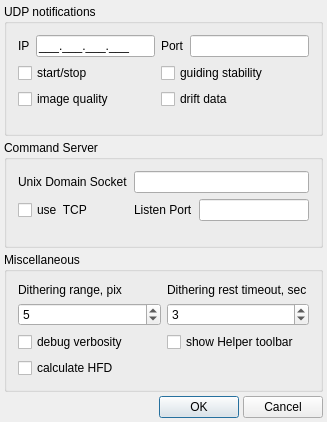
The window that lin_guider/ui/settings.ui (ploki/lin_guider) describes before a commit, drawn with Qt 5.
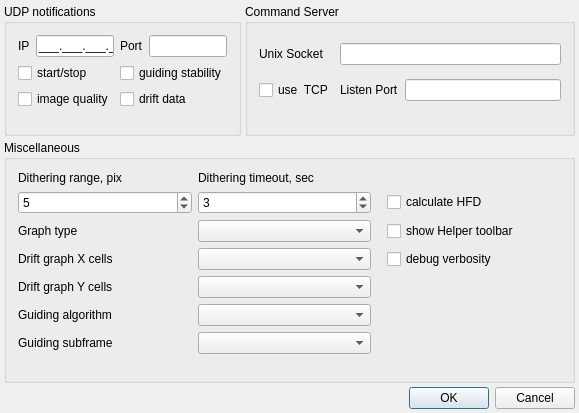
The same window after the commit.

Commit message: lin_guider-4.0.0 import

```diff
--- a/lin_guider/ui/settings.ui
+++ b/lin_guider/ui/settings.ui
@@ -6,8 +6,8 @@
    <rect>
     <x>0</x>
     <y>0</y>
-    <width>327</width>
-    <height>411</height>
+    <width>579</width>
+    <height>413</height>
    </rect>
   </property>
   <property name="minimumSize">
@@ -32,7 +32,38 @@
    <property name="spacing">
     <number>4</number>
    </property>
-   <item row="0" column="0" colspan="3">
+   <item row="3" column="0" colspan="3">
+    <layout class="QHBoxLayout" name="horizontalLayout_2">
+     <item>
+      <spacer name="horizontalSpacer">
+       <property name="orientation">
+        <enum>Qt::Horizontal</enum>
+       </property>
+       <property name="sizeHint" stdset="0">
+        <size>
+         <width>221</width>
+         <height>20</height>
+        </size>
+       </property>
+      </spacer>
+     </item>
+     <item>
+      <widget class="QPushButton" name="pushButton_OK">
+       <property name="text">
+        <string>OK</string>
+       </property>
+      </widget>
+     </item>
+     <item>
+      <widget class="QPushButton" name="pushButton_Cancel">
+       <property name="text">
+        <string>Cancel</string>
+       </property>
+      </widget>
+     </item>
+    </layout>
+   </item>
+   <item row="0" column="0" colspan="2">
     <widget class="QGroupBox" name="groupBox_UDPNotifications">
      <property name="title">
       <string>UDP notifications</string>
@@ -79,20 +110,6 @@
         </property>
        </widget>
       </item>
-      <item row="0" column="1">
-       <widget class="QLineEdit" name="lineEdit_IP">
-        <property name="inputMask">
-         <string>000.000.000.000;_</string>
-        </property>
-       </widget>
-      </item>
-      <item row="0" column="2">
-       <widget class="QLabel" name="l_2">
-        <property name="text">
-         <string>Port</string>
-        </property>
-       </widget>
-      </item>
       <item row="2" column="0" colspan="2">
        <widget class="QCheckBox" name="checkBox_StartStop">
         <property name="text">
@@ -100,7 +117,21 @@
         </property>
        </widget>
       </item>
-      <item row="5" column="0" colspan="4">
+      <item row="0" column="2">
+       <widget class="QLabel" name="l_2">
+        <property name="text">
+         <string>Port</string>
+        </property>
+       </widget>
+      </item>
+      <item row="0" column="1">
+       <widget class="QLineEdit" name="lineEdit_IP">
+        <property name="inputMask">
+         <string>000.000.000.000;_</string>
+        </property>
+       </widget>
+      </item>
+      <item row="5" column="0" colspan="3">
        <spacer name="verticalSpacer">
         <property name="orientation">
          <enum>Qt::Vertical</enum>
@@ -119,19 +150,116 @@
      </layout>
     </widget>
    </item>
+   <item row="0" column="2">
+    <widget class="QGroupBox" name="groupBox_Server">
+     <property name="sizePolicy">
+      <sizepolicy hsizetype="MinimumExpanding" vsizetype="Preferred">
+       <horstretch>0</horstretch>
+       <verstretch>0</verstretch>
+      </sizepolicy>
+     </property>
+     <property name="title">
+      <string>Command Server</string>
+     </property>
+     <property name="checkable">
+      <bool>false</bool>
+     </property>
+     <property name="checked">
+      <bool>false</bool>
+     </property>
+     <layout class="QGridLayout" name="gridLayout_5">
+      <item row="0" column="3" colspan="2">
+       <widget class="QLineEdit" name="lineEdit_lsocket">
+        <property name="inputMask">
+         <string/>
+        </property>
+        <property name="maxLength">
+         <number>255</number>
+        </property>
+       </widget>
+      </item>
+      <item row="4" column="0">
+       <widget class="QCheckBox" name="checkBox_useTCP">
+        <property name="text">
+         <string>use  TCP</string>
+        </property>
+       </widget>
+      </item>
+      <item row="0" column="0">
+       <widget class="QLabel" name="l_lsocket">
+        <property name="text">
+         <string>Unix Socket</string>
+        </property>
+       </widget>
+      </item>
+      <item row="4" column="3">
+       <widget class="QLabel" name="l_lport">
+        <property name="text">
+         <string>Listen Port</string>
+        </property>
+       </widget>
+      </item>
+      <item row="4" column="4">
+       <widget class="QLineEdit" name="lineEdit_TCPPort">
+        <property name="inputMask">
+         <string>00000; </string>
+        </property>
+       </widget>
+      </item>
+      <item row="12" column="0">
+       <spacer name="verticalSpacer_2">
+        <property name="orientation">
+         <enum>Qt::Vertical</enum>
+        </property>
+        <property name="sizeType">
+         <enum>QSizePolicy::Minimum</enum>
+        </property>
+        <property name="sizeHint" stdset="0">
+         <size>
+          <width>20</width>
+          <height>13</height>
+         </size>
+        </property>
+       </spacer>
+      </item>
+     </layout>
+    </widget>
+   </item>
    <item row="2" column="0" colspan="3">
     <widget class="QGroupBox" name="groupBox_Misc">
      <property name="title">
       <string>Miscellaneous</string>
      </property>
      <layout class="QGridLayout" name="gridLayout_2">
-      <item row="6" column="0">
-       <widget class="QCheckBox" name="checkBox_DBGVerbosity">
-        <property name="text">
-         <string>debug verbosity</string>
+      <item row="7" column="2">
+       <widget class="QComboBox" name="comboBox_GraphType"/>
+      </item>
+      <item row="5" column="2">
+       <widget class="QSpinBox" name="spinBox_DitherRestTout">
+        <property name="maximum">
+         <number>10</number>
+        </property>
+        <property name="value">
+         <number>3</number>
         </property>
        </widget>
       </item>
+      <item row="5" column="3">
+       <spacer name="horizontalSpacer_2">
+        <property name="orientation">
+         <enum>Qt::Horizontal</enum>
+        </property>
+        <property name="sizeType">
+         <enum>QSizePolicy::Fixed</enum>
+        </property>
+        <property name="sizeHint" stdset="0">
+         <size>
+          <width>10</width>
+          <height>20</height>
+         </size>
+        </property>
+       </spacer>
+      </item>
       <item row="5" column="0">
        <widget class="QSpinBox" name="spinBox_DitherRange">
         <property name="minimum">
@@ -145,10 +273,37 @@
         </property>
        </widget>
       </item>
-      <item row="1" column="1">
-       <widget class="QLabel" name="label_2">
+      <item row="9" column="2">
+       <widget class="QComboBox" name="comboBox_DriftGraph_nx"/>
+      </item>
+      <item row="9" column="4">
+       <widget class="QCheckBox" name="checkBox_DBGVerbosity">
         <property name="text">
-         <string>Dithering rest timeout, sec</string>
+         <string>debug verbosity</string>
+        </property>
+       </widget>
+      </item>
+      <item row="7" column="4">
+       <widget class="QCheckBox" name="checkBox_ShowHelperTB">
+        <property name="text">
+         <string>show Helper toolbar</string>
+        </property>
+       </widget>
+      </item>
+      <item row="14" column="2">
+       <widget class="QComboBox" name="comboBox_DriftGraph_ny"/>
+      </item>
+      <item row="5" column="4">
+       <widget class="QCheckBox" name="checkBox_HFD_on">
+        <property name="text">
+         <string>calculate HFD</string>
+        </property>
+       </widget>
+      </item>
+      <item row="7" column="0">
+       <widget class="QLabel" name="label_graph">
+        <property name="text">
+         <string>Graph type</string>
         </property>
        </widget>
       </item>
@@ -159,17 +314,7 @@
         </property>
        </widget>
       </item>
-      <item row="5" column="1">
-       <widget class="QSpinBox" name="spinBox_DitherRestTout">
-        <property name="maximum">
-         <number>10</number>
-        </property>
-        <property name="value">
-         <number>3</number>
-        </property>
-       </widget>
-      </item>
-      <item row="8" column="0">
+      <item row="17" column="2">
        <spacer name="verticalSpacer_3">
         <property name="orientation">
          <enum>Qt::Vertical</enum>
@@ -182,115 +327,46 @@
         </property>
        </spacer>
       </item>
-      <item row="7" column="0">
-       <widget class="QCheckBox" name="checkBox_HFD_on">
+      <item row="14" column="0">
+       <widget class="QLabel" name="label_4">
         <property name="text">
-         <string>calculate HFD</string>
-        </property>
-       </widget>
-      </item>
-      <item row="6" column="1">
-       <widget class="QCheckBox" name="checkBox_ShowHelperTB">
-        <property name="text">
-         <string>show Helper toolbar</string>
-        </property>
-       </widget>
-      </item>
-     </layout>
-    </widget>
-   </item>
-   <item row="3" column="0">
-    <spacer name="horizontalSpacer">
-     <property name="orientation">
-      <enum>Qt::Horizontal</enum>
-     </property>
-     <property name="sizeHint" stdset="0">
-      <size>
-       <width>221</width>
-       <height>20</height>
-      </size>
-     </property>
-    </spacer>
-   </item>
-   <item row="3" column="1">
-    <widget class="QPushButton" name="pushButton_OK">
-     <property name="text">
-      <string>OK</string>
-     </property>
-    </widget>
-   </item>
-   <item row="3" column="2">
-    <widget class="QPushButton" name="pushButton_Cancel">
-     <property name="text">
-      <string>Cancel</string>
-     </property>
-    </widget>
-   </item>
-   <item row="1" column="0" colspan="3">
-    <widget class="QGroupBox" name="groupBox_Server">
-     <property name="title">
-      <string>Command Server</string>
-     </property>
-     <property name="checkable">
-      <bool>false</bool>
-     </property>
-     <property name="checked">
-      <bool>false</bool>
-     </property>
-     <layout class="QGridLayout" name="gridLayout_5">
-      <item row="1" column="0">
-       <widget class="QCheckBox" name="checkBox_useTCP">
-        <property name="text">
-         <string>use  TCP</string>
+         <string>Drift graph Y cells</string>
         </property>
        </widget>
       </item>
       <item row="1" column="2">
-       <widget class="QLineEdit" name="lineEdit_TCPPort">
-        <property name="inputMask">
-         <string>00000; </string>
+       <widget class="QLabel" name="label_2">
+        <property name="text">
+         <string>Dithering timeout, sec</string>
         </property>
        </widget>
       </item>
-      <item row="1" column="1">
-       <widget class="QLabel" name="l_lport">
+      <item row="9" column="0">
+       <widget class="QLabel" name="label_3">
         <property name="text">
-         <string>Listen Port</string>
+         <string>Drift graph X cells</string>
         </property>
        </widget>
       </item>
-      <item row="0" column="1" colspan="2">
-       <widget class="QLineEdit" name="lineEdit_lsocket">
-        <property name="inputMask">
-         <string/>
+      <item row="16" column="0">
+       <widget class="QLabel" name="label_5">
+        <property name="text">
+         <string>Guiding subframe</string>
         </property>
-        <property name="maxLength">
-         <number>255</number>
-        </property>
        </widget>
       </item>
-      <item row="0" column="0">
-       <widget class="QLabel" name="l_lsocket">
+      <item row="15" column="0">
+       <widget class="QLabel" name="label">
         <property name="text">
-         <string>Unix Domain Socket</string>
+         <string>Guiding algorithm</string>
         </property>
        </widget>
       </item>
-      <item row="2" column="0" colspan="3">
-       <spacer name="verticalSpacer_2">
-        <property name="orientation">
-         <enum>Qt::Vertical</enum>
-        </property>
-        <property name="sizeType">
-         <enum>QSizePolicy::Minimum</enum>
-        </property>
-        <property name="sizeHint" stdset="0">
-         <size>
-          <width>20</width>
-          <height>13</height>
-         </size>
-        </property>
-       </spacer>
+      <item row="15" column="2">
+       <widget class="QComboBox" name="comboBox_GuiderAlgorithm"/>
+      </item>
+      <item row="16" column="2">
+       <widget class="QComboBox" name="comboBox_OSFSize"/>
       </item>
      </layout>
     </widget>
```
Left out of the diff: 9 changed lines with no effect on the pictures. The commit also changes 64 other files.
